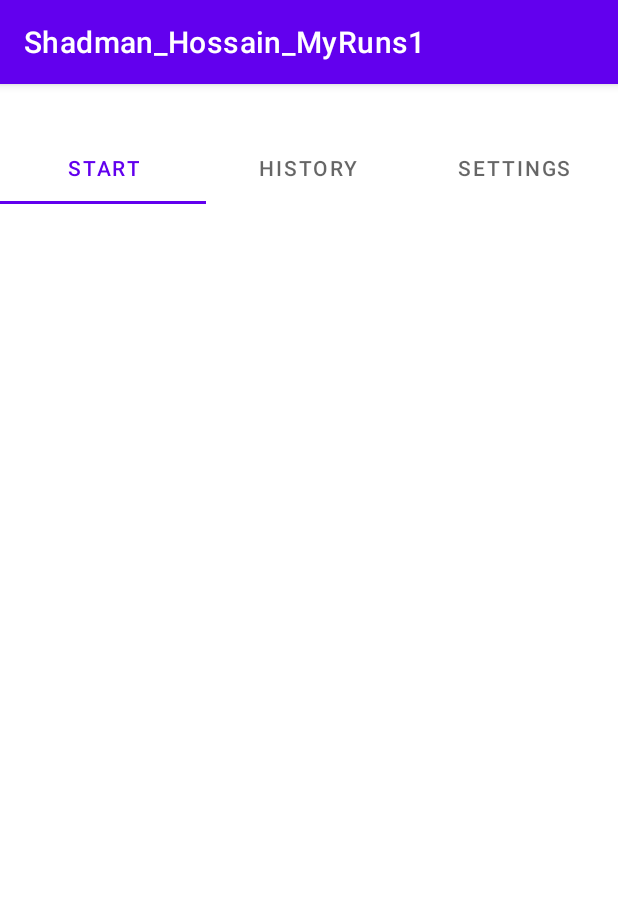
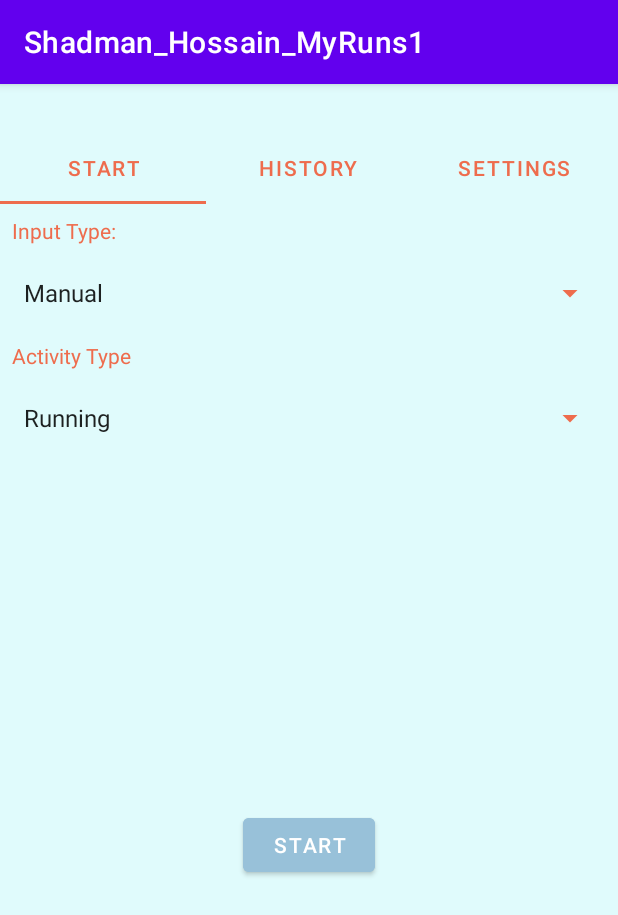
Before and after one commit to shadmanh123/MyRuns-Fitness-App, an Android app: the screen it shows after launch (MainActivity), on a phone screen of 412 x 824 dp. Shown: the top 915 px of the screen. Run offline under Robolectric (Android 15) with nearby library versions, the phone set to English and light mode, and no system bars.

Commit message:
Revamped Colour Scheme for App

```diff
--- a/app/src/main/res/layout/main.xml
+++ b/app/src/main/res/layout/main.xml
@@ -4,7 +4,8 @@
     xmlns:app="http://schemas.android.com/apk/res-auto"
     xmlns:tools="http://schemas.android.com/tools"
     android:layout_width="match_parent"
-    android:layout_height="match_parent">
+    android:layout_height="match_parent"
+    android:background="@color/Light_Cyan">
 
 
     <com.google.android.material.tabs.TabLayout
@@ -12,6 +13,9 @@
         android:layout_width="match_parent"
         android:layout_height="wrap_content"
         android:layout_marginTop="32dp"
+        android:background="@color/Light_Cyan"
+        app:tabTextColor="@color/Burnt_Sienna"
+        app:tabIndicatorColor="@color/Burnt_Sienna"
         app:layout_constraintEnd_toEndOf="parent"
         app:layout_constraintStart_toStartOf="parent"
         app:layout_constraintTop_toTopOf="parent">
--- a/app/src/main/res/layout/start_fragment.xml
+++ b/app/src/main/res/layout/start_fragment.xml
@@ -1,6 +1,70 @@
 <?xml version="1.0" encoding="utf-8"?>
 <androidx.constraintlayout.widget.ConstraintLayout xmlns:android="http://schemas.android.com/apk/res/android"
+    xmlns:app="http://schemas.android.com/apk/res-auto"
+    xmlns:tools="http://schemas.android.com/tools"
     android:layout_width="match_parent"
-    android:layout_height="match_parent">
+    android:layout_height="match_parent"
+    android:background="@color/Light_Cyan">
+
+    <TextView
+        android:id="@+id/inputTypeTitle"
+        android:layout_width="wrap_content"
+        android:layout_height="wrap_content"
+        android:layout_marginStart="8dp"
+        android:layout_marginTop="8dp"
+        android:text="@string/input_type"
+        android:textColor="@color/Burnt_Sienna"
+        app:layout_constraintStart_toStartOf="parent"
+        app:layout_constraintTop_toTopOf="parent" />
+
+    <Spinner
+        android:id="@+id/inputTypeSpinner"
+        android:layout_width="match_parent"
+        android:layout_height="48dp"
+        android:layout_marginStart="8dp"
+        android:layout_marginTop="8dp"
+        android:layout_marginEnd="8dp"
+        android:entries="@array/input_type_choices"
+        android:backgroundTint="@color/Burnt_Sienna"
+        android:focusable="false"
+        app:layout_constraintEnd_toEndOf="parent"
+        app:layout_constraintStart_toStartOf="parent"
+        app:layout_constraintTop_toBottomOf="@+id/inputTypeTitle"></Spinner>
+
+    <TextView
+        android:id="@+id/activityTypeTitle"
+        android:layout_width="wrap_content"
+        android:layout_height="wrap_content"
+        android:layout_marginStart="8dp"
+        android:layout_marginTop="8dp"
+        android:text="@string/activity_type"
+        android:textColor="@color/Burnt_Sienna"
+        app:layout_constraintStart_toStartOf="parent"
+        app:layout_constraintTop_toBottomOf="@id/inputTypeSpinner" />
+
+    <Spinner
+        android:id="@+id/activityTypeSpinner"
+        android:layout_width="match_parent"
+        android:layout_height="48dp"
+        android:layout_marginStart="8dp"
+        android:layout_marginTop="8dp"
+        android:layout_marginEnd="8dp"
+        android:backgroundTint="@color/Burnt_Sienna"
+        android:entries="@array/activity_type_choices"
+        android:focusable="false"
+        app:layout_constraintEnd_toEndOf="parent"
+        app:layout_constraintStart_toStartOf="parent"
+        app:layout_constraintTop_toBottomOf="@+id/activityTypeTitle"></Spinner>
+
+    <Button
+        android:id="@+id/startButton"
+        android:layout_width="wrap_content"
+        android:layout_height="wrap_content"
+        android:text="@string/start"
+        app:layout_constraintBottom_toBottomOf="parent"
+        app:layout_constraintEnd_toEndOf="parent"
+        app:layout_constraintStart_toStartOf="parent"
+        app:layout_constraintTop_toBottomOf="@+id/activityTypeSpinner"
+        android:backgroundTint="@color/Powder_Blue"/>
 
 </androidx.constraintlayout.widget.ConstraintLayout>
--- a/app/src/main/res/values/colors.xml
+++ b/app/src/main/res/values/colors.xml
@@ -8,4 +8,9 @@
     <color name="black">#FF000000</color>
     <color name="white">#FFFFFFFF</color>
     <color name="blue">#FF2196F3</color>
+    <color name="YlnMn_Blue">#3D5A80</color>
+    <color name="Powder_Blue">#98C1D9</color>
+    <color name="Light_Cyan">#E0FBFC</color>
+    <color name="Burnt_Sienna">#EE6C4D</color>
+    <color name="Gunmetal">#293241</color>
 </resources>
--- a/app/src/main/res/values/strings.xml
+++ b/app/src/main/res/values/strings.xml
@@ -19,4 +19,29 @@
     <string name="gender">Gender</string>
     <string name="class_title">Class</string>
     <string name="insert_class_here">Insert Class Year Here</string>
+    <string name="input_type">Input Type:</string>
+    <string name="activity_type">Activity Type</string>
+    <string name="start">START</string>
+    <string-array name="input_type_choices">
+        <item>Manual</item>
+        <item>GPS</item>
+        <item>Automatic</item>
+    </string-array>
+    <string-array name="activity_type_choices">
+        <item>Running</item>
+        <item>Walking</item>
+        <item>Standing</item>
+        <item>Cycling</item>
+        <item>Hiking</item>
+        <item>Downhill Skiing</item>
+        <item>Cross-Country Skiing</item>
+        <item>Snowboarding</item>
+        <item>Skating</item>
+        <item>Swimming</item>
+        <item>Mountain Biking</item>
+        <item>Wheelchair</item>
+        <item>Elliptical</item>
+        <item>Other</item>
+
+    </string-array>
 </resources>
```
Also changed, not shown: app/src/main/res/layout/profile.xml (+37 -32 lines).
